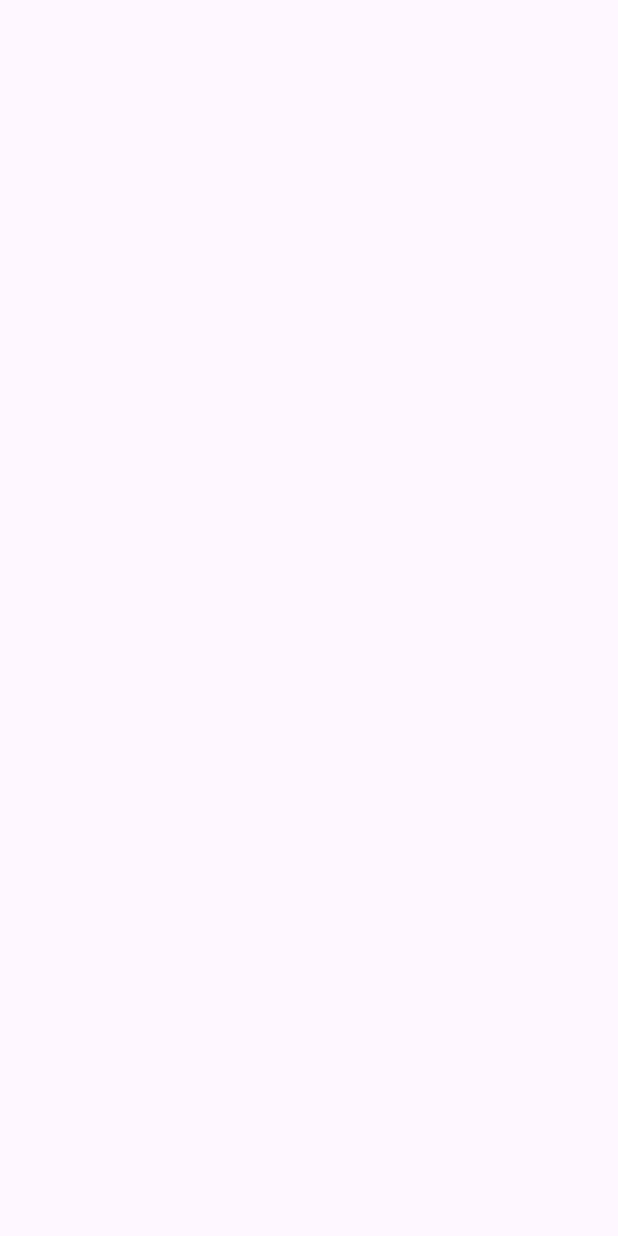
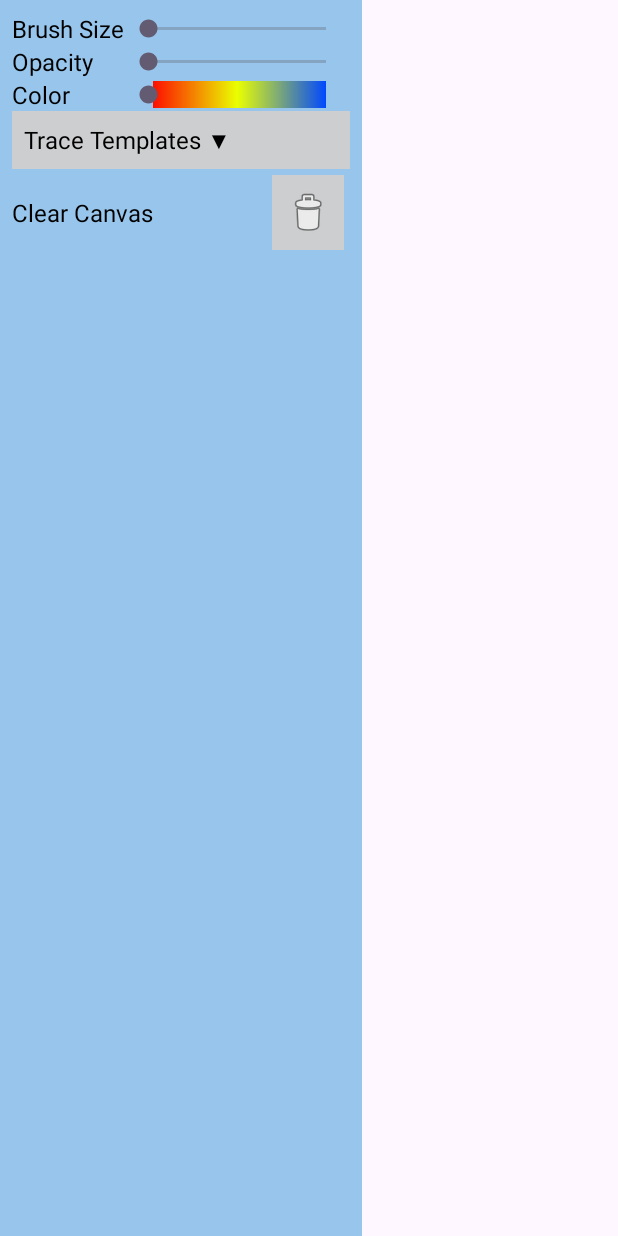
Before and after one commit to charpasi/CISC482Doodle, an Android app: the screen it shows after launch (MainActivity), on a phone screen of 412 x 824 dp. Before the commit the screen is empty. Run offline under Robolectric (Android 15) with nearby library versions, the light colour scheme and no system bars; 1 statement that could not run was skipped.

Commit message:
buttons now shown but constraints wrong

```diff
--- a/app/src/main/java/com/example/cisc482doodle/DoodleView.java
+++ b/app/src/main/java/com/example/cisc482doodle/DoodleView.java
@@ -1,17 +1,11 @@
 package com.example.cisc482doodle;
 import android.content.Context;
 import android.graphics.Canvas;
-import android.graphics.Color;
 import android.graphics.Paint;
 import android.graphics.Path;
-import android.graphics.PixelFormat;
-import android.os.Bundle;
 import android.util.AttributeSet;
 import android.view.MotionEvent;
 import android.view.View;
-import android.view.ViewGroup;
-import android.widget.ImageView;
-import androidx.constraintlayout.widget.ConstraintLayout;
 
 import java.util.ArrayList;
 import java.util.List;
--- a/app/src/main/java/com/example/cisc482doodle/MainActivity.java
+++ b/app/src/main/java/com/example/cisc482doodle/MainActivity.java
@@ -3,9 +3,7 @@ package com.example.cisc482doodle;
 import android.graphics.Color;
 import android.os.Bundle;
 import android.view.View;
-import android.widget.Button;
 import android.widget.ImageButton;
-import android.widget.ImageView;
 import android.widget.LinearLayout;
 import android.widget.SeekBar;
 import android.widget.TextView;
--- a/app/src/main/res/layout/activity_main.xml
+++ b/app/src/main/res/layout/activity_main.xml
@@ -6,18 +6,25 @@
     android:layout_width="wrap_content"
     android:layout_height="match_parent"
     android:background="#98C5EB"
-    tools:context=".MainActivity">
+    android:visibility="visible"
+    tools:context=".MainActivity"
+    tools:visibility="visible">
 
     <!-- Tool Panel -->
+
+
+    <!-- Doodle View Canvas -->
+
     <LinearLayout
         android:id="@+id/toolPanel"
         android:layout_width="0dp"
         android:layout_height="wrap_content"
         android:orientation="vertical"
         android:padding="8dp"
-        app:layout_constraintEnd_toEndOf="parent"
-        app:layout_constraintStart_toStartOf="parent"
-        app:layout_constraintTop_toTopOf="parent">
+        android:visibility="visible"
+        tools:layout_editor_absoluteX="1dp"
+        tools:layout_editor_absoluteY="27dp"
+        tools:visibility="visible">
 
         <!-- Brush Size -->
 
@@ -32,8 +39,7 @@
                 android:layout_width="0dp"
                 android:layout_height="wrap_content"
                 android:layout_weight="1"
-                android:paddingStart="8dp"
-                android:text="Brush Size"
+                android:text="@string/brush_size"
                 android:textColor="#000000"
                 android:textSize="16sp" />
 
@@ -56,8 +62,7 @@
                 android:layout_width="0dp"
                 android:layout_height="wrap_content"
                 android:layout_weight="1"
-                android:paddingStart="8dp"
-                android:text="Opacity"
+                android:text="@string/opacity"
                 android:textColor="#000000"
                 android:textSize="16sp" />
 
@@ -80,8 +85,7 @@
                 android:layout_width="0dp"
                 android:layout_height="wrap_content"
                 android:layout_weight="1"
-                android:paddingStart="8dp"
-                android:text="Color"
+                android:text="@string/color"
                 android:textColor="#000000"
                 android:textSize="16sp" />
 
@@ -115,16 +119,16 @@
                 android:layout_height="wrap_content"
                 android:background="#CDCECF"
                 android:padding="8dp"
-                android:text="Trace Templates ▼"
+                android:text="@string/trace_templates"
                 android:textColor="@color/black"
                 android:textSize="16sp" />
 
             <androidx.appcompat.widget.AppCompatButton
                 android:id="@+id/done_button"
-                android:layout_width="wrap_content"
+                android:layout_width="0dp"
                 android:layout_height="wrap_content"
                 android:layout_weight="1"
-                android:text="Done"
+                android:text="@string/done"
                 android:textColorLink="#E91E63"
                 android:visibility="gone" />
 
@@ -135,27 +139,18 @@
             android:id="@+id/dropDownContainer"
             android:layout_width="wrap_content"
             android:layout_height="98dp"
-            android:orientation="vertical"
+            android:orientation="horizontal"
             android:paddingTop="8dp"
             android:visibility="gone"
             tools:visibility="visible">
 
             <!-- Trace options drop-down -->
-
-            <TableLayout
-                android:layout_width="match_parent"
-                android:layout_height="match_parent">
-
-                <TableRow
-                    android:layout_width="wrap_content"
-                    android:layout_height="match_parent">
-
             <androidx.appcompat.widget.AppCompatButton
                 android:id="@+id/duckButton"
                 android:layout_width="128dp"
                 android:layout_height="wrap_content"
                 android:background="@drawable/duckbutton"
-                        android:contentDescription="duck"
+                android:contentDescription="@string/duck"
                 android:gravity="center"
                 android:visibility="visible"
                 tools:visibility="visible" />
@@ -163,11 +158,11 @@
             <androidx.appcompat.widget.AppCompatButton
                 android:id="@+id/dogButton"
                 android:layout_width="128dp"
+                android:layout_height="wrap_content"
                 android:layout_gravity="center"
                 android:background="@drawable/dogbutton"
                 android:baselineAligned="false"
                 android:contentDescription="@string/dog"
-                        android:elevation="8dp"
                 android:gravity="center"
                 android:textAlignment="center"
                 android:visibility="visible" />
@@ -182,10 +177,6 @@
                 tools:layout_editor_absoluteX="28dp"
                 tools:layout_editor_absoluteY="418dp"
                 tools:visibility="visible" />
-                </TableRow>
-
-            </TableLayout>
-
         </LinearLayout>
 
         <!-- Clear Canvas Button -->
@@ -201,8 +192,7 @@
                 android:layout_width="0dp"
                 android:layout_height="wrap_content"
                 android:layout_weight="1"
-                android:paddingStart="8dp"
-                android:text="Clear Canvas"
+                android:text="@string/clear_canvas"
                 android:textColor="#000000"
                 android:textSize="16sp" />
 
@@ -214,32 +204,26 @@
                 android:background="#CDCECF"
                 android:contentDescription="@string/clear_canvas"
                 android:src="@android:drawable/ic_menu_delete" />
+
         </LinearLayout>
 
     </LinearLayout>
 
-
-    <!-- Doodle View Canvas -->
     <com.example.cisc482doodle.DoodleView
         android:id="@+id/doodleView2"
         android:layout_width="0dp"
         android:layout_height="0dp"
         android:background="#FFFFFF"
-        app:layout_constraintBottom_toBottomOf="parent"
-        app:layout_constraintEnd_toEndOf="parent"
-        app:layout_constraintStart_toStartOf="parent"
-        app:layout_constraintTop_toBottomOf="@id/toolPanel" />
+        android:visibility="visible"
+        tools:visibility="visible" />
 
     <com.example.cisc482doodle.DoodleView
-        android:id="@+id/doodleView"
+        android:id="@+id/doodleView2"
         android:layout_width="0dp"
         android:layout_height="0dp"
         android:background="#FFFFFF"
-        app:layout_constraintBottom_toBottomOf="parent"
-        app:layout_constraintEnd_toEndOf="parent"
-        app:layout_constraintStart_toStartOf="parent"
-        app:layout_constraintTop_toBottomOf="@id/toolPanel" />
-
+        android:visibility="visible"
+        tools:visibility="visible" />
 
     <com.example.cisc482doodle.DoodleView
         android:id="@+id/duckView"
@@ -247,31 +231,27 @@
         android:layout_height="0dp"
         android:alpha=".75"
         android:background="@drawable/ducktrace"
-        android:visibility="gone"
-        app:layout_constraintBottom_toBottomOf="parent"
-        app:layout_constraintStart_toStartOf="parent"
-        app:layout_constraintTop_toBottomOf="@id/toolPanel" />
+        android:visibility="gone" />
 
     <com.example.cisc482doodle.DoodleView
         android:id="@+id/dogView"
         android:layout_width="0dp"
         android:layout_height="0dp"
         android:background="@drawable/dog_outline"
-        android:visibility="gone"
-        app:layout_constraintBottom_toBottomOf="parent"
-        app:layout_constraintEnd_toEndOf="parent"
-        app:layout_constraintStart_toStartOf="parent"
-        app:layout_constraintTop_toBottomOf="@id/toolPanel" />
+        android:visibility="gone" />
 
     <com.example.cisc482doodle.DoodleView
         android:id="@+id/fishView"
         android:layout_width="0dp"
         android:layout_height="0dp"
         android:background="@drawable/fish_outline"
-        android:visibility="gone"
-        app:layout_constraintBottom_toBottomOf="parent"
-        app:layout_constraintEnd_toEndOf="parent"
-        app:layout_constraintStart_toStartOf="parent"
-        app:layout_constraintTop_toBottomOf="@id/toolPanel" />
+        android:visibility="gone" />
+
+    <androidx.constraintlayout.widget.Guideline
+        android:id="@+id/guideline"
+        android:layout_width="wrap_content"
+        android:layout_height="wrap_content"
+        android:orientation="vertical"
+        app:layout_constraintGuide_begin="20dp" />
 
 </androidx.constraintlayout.widget.ConstraintLayout>
--- a/app/src/main/res/values/strings.xml
+++ b/app/src/main/res/values/strings.xml
@@ -6,4 +6,8 @@
     <string name="dog">dog</string>
     <string name="duck" />
     <string name="fish">\n</string>
+    <string name="trace_templates">Trace Templates ▼</string>
+    <string name="color">Color</string>
+    <string name="opacity">Opacity</string>
+    <string name="brush_size">Brush Size</string>
 </resources>
```
Lines whose indentation alone changed are shown as unchanged.
